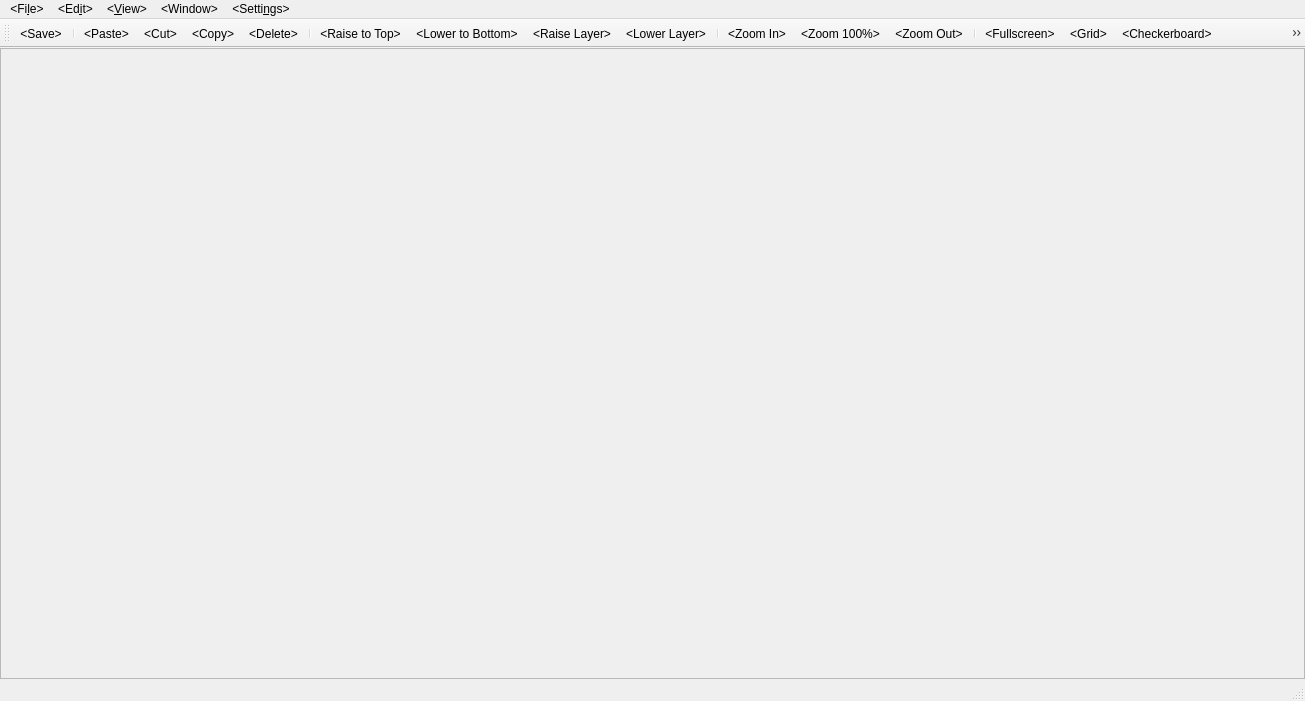
Before: the Qt Designer form leveleditorwindow.ui in ExplosBlue/CoinKiller, drawn with Qt 5.
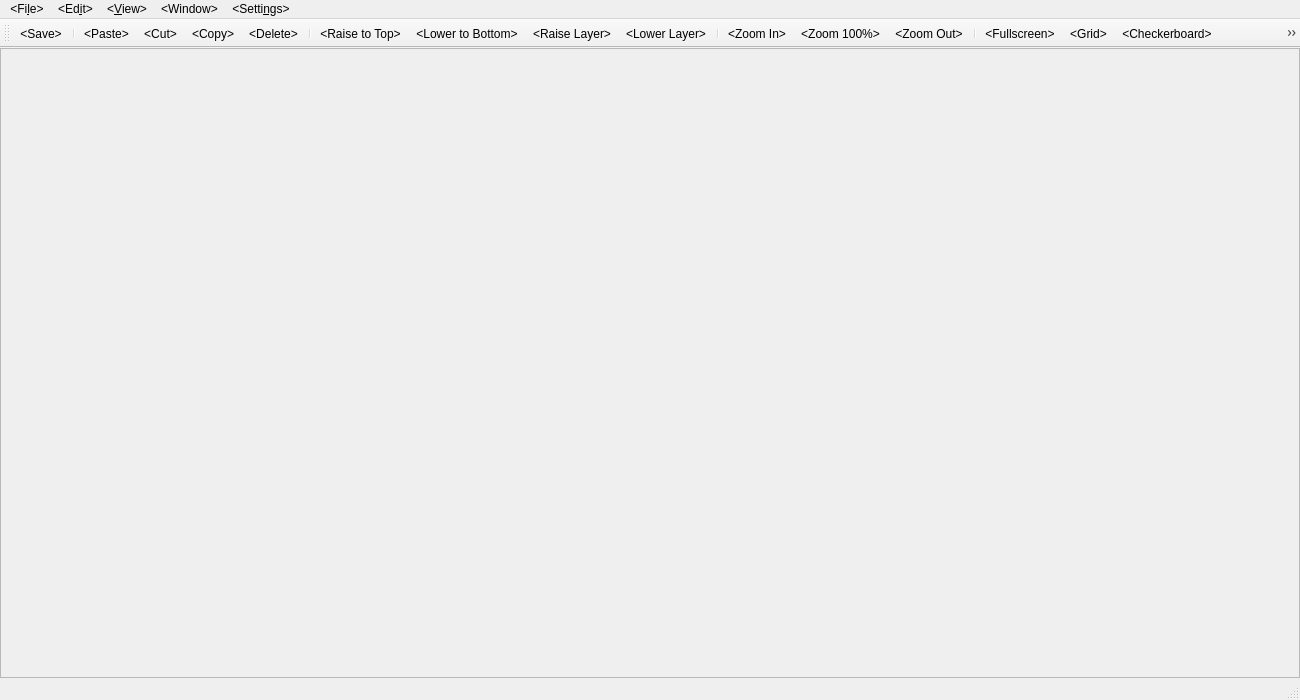
After: the same form once the commit is applied.

Commit message:
Add Location Toggle and Use ImageCache for Overlays
Add Location Toggle and Use ImageCache for Overlays

```diff
--- a/leveleditorwindow.ui
+++ b/leveleditorwindow.ui
@@ -6,8 +6,8 @@
    <rect>
     <x>0</x>
     <y>0</y>
-    <width>1305</width>
-    <height>701</height>
+    <width>1300</width>
+    <height>700</height>
    </rect>
   </property>
   <property name="windowTitle">
@@ -46,8 +46,8 @@
         <rect>
          <x>0</x>
          <y>0</y>
-         <width>1303</width>
-         <height>620</height>
+         <width>1298</width>
+         <height>634</height>
         </rect>
        </property>
       </widget>
@@ -60,8 +60,8 @@
     <rect>
      <x>0</x>
      <y>0</y>
-     <width>1305</width>
-     <height>23</height>
+     <width>1300</width>
+     <height>21</height>
     </rect>
    </property>
    <widget class="QMenu" name="menuFile">
@@ -169,6 +169,7 @@
    <addaction name="actionToggleLayer2"/>
    <addaction name="actionToggleSprites"/>
    <addaction name="actionTogglePaths"/>
+   <addaction name="actionToggleLocations"/>
    <addaction name="separator"/>
    <addaction name="actionAddArea"/>
    <addaction name="actionDeleteCurrentArea"/>
@@ -505,6 +506,17 @@
     <string>&lt;ShowToolbox&gt;</string>
    </property>
   </action>
+  <action name="actionToggleLocations">
+   <property name="checkable">
+    <bool>true</bool>
+   </property>
+   <property name="text">
+    <string>&lt;Locations&gt;</string>
+   </property>
+   <property name="toolTip">
+    <string>&lt;ToggleLocations&gt;</string>
+   </property>
+  </action>
  </widget>
  <resources/>
  <connections/>
```
Left out of the diff: 1 changed line with no effect on the pictures. The commit also changes 16 other files.
